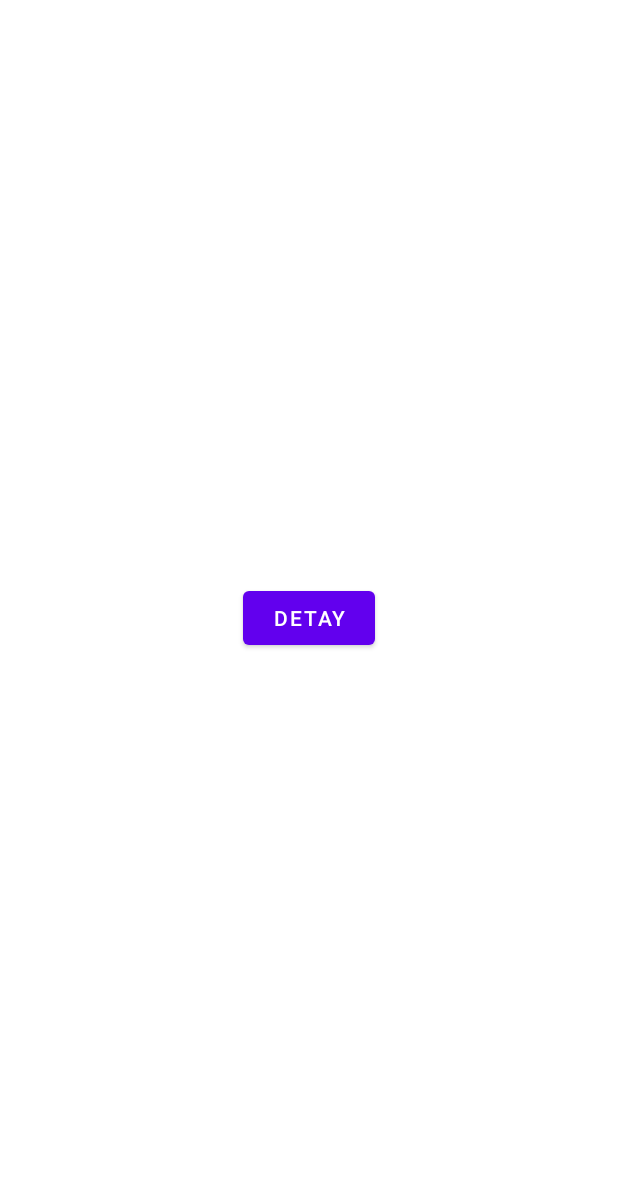
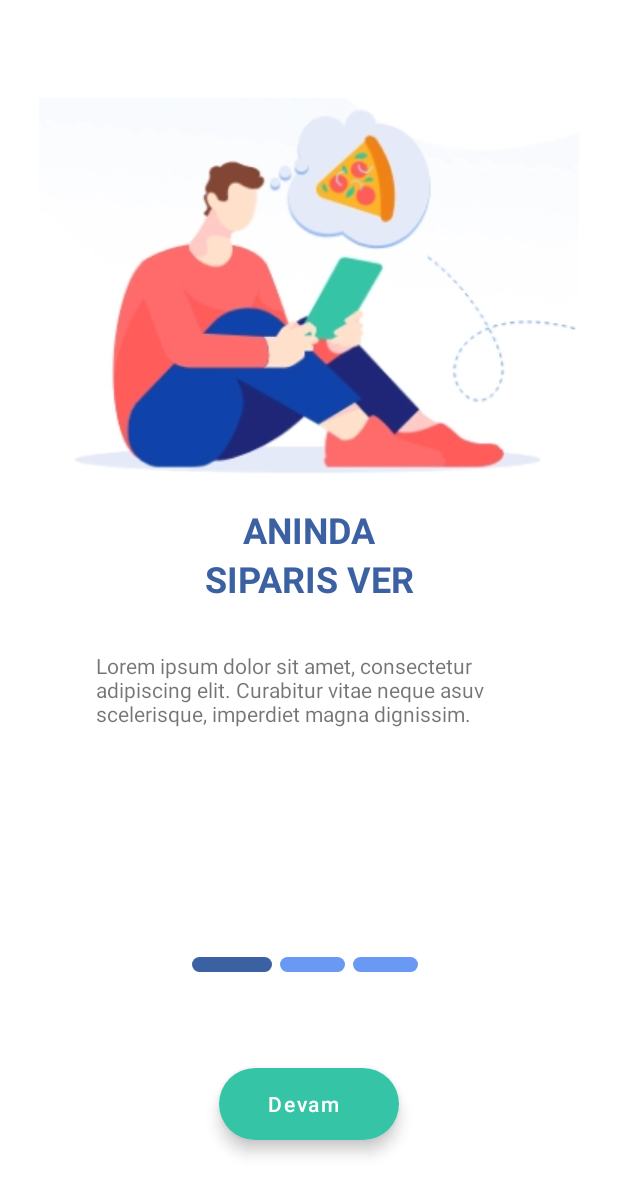
Before and after one commit to yusufarisoy/food-ordering-application, an Android app: the screen it shows after launch (MainActivity), on a phone screen of 412 x 824 dp. Shown: the top 1195 px of the screen. Run offline under Robolectric (Android 15) with nearby library versions, the phone set to English and light mode, and no system bars.

Commit message:
OnBoarding completed

```diff
--- /dev/null
+++ b/app/src/main/java/com/kodluyoruz/yahnifood/ui/onboarding/MainOnBoardingFragment.kt
@@ -0,0 +1,102 @@
+package com.kodluyoruz.yahnifood.ui.onboarding
+
+import android.os.Bundle
+import android.util.Log
+import android.view.LayoutInflater
+import android.view.View
+import android.view.ViewGroup
+import android.widget.LinearLayout
+import androidx.appcompat.app.AppCompatActivity
+import androidx.core.content.res.ResourcesCompat
+import androidx.fragment.app.Fragment
+import androidx.navigation.fragment.findNavController
+import androidx.viewpager2.widget.ViewPager2
+import com.google.android.material.floatingactionbutton.ExtendedFloatingActionButton
+import com.kodluyoruz.yahnifood.R
+import com.kodluyoruz.yahnifood.databinding.FragmentMainOnBoardingBinding
+import com.kodluyoruz.yahnifood.ui.base.BaseFragment
+
+class MainOnBoardingFragment : BaseFragment() {
+
+    private lateinit var binding: FragmentMainOnBoardingBinding
+    private lateinit var fragmentList: ArrayList<Fragment>
+    private val layoutParamsActive = LinearLayout.LayoutParams(80, 15)
+    private val layoutParamsInactive = LinearLayout.LayoutParams(65, 15)
+
+    override fun onCreateView(inflater: LayoutInflater, container: ViewGroup?, savedInstanceState: Bundle?): View {
+        binding = FragmentMainOnBoardingBinding.inflate(inflater, container, false)
+        return binding.root
+    }
+
+    override fun onViewCreated(view: View, savedInstanceState: Bundle?) {
+        super.onViewCreated(view, savedInstanceState)
+        initViews()
+        initIndicators()
+        initListeners()
+    }
+
+    private fun initViews() {
+        fragmentList = arrayListOf(
+            OnBoardingFragment1(),
+            OnBoardingFragment2(),
+            OnBoardingFragment3()
+        )
+        binding.viewPager.adapter = OnBoardingViewPagerAdapter(activity as AppCompatActivity, fragmentList)
+        layoutParamsActive.marginEnd = 8
+        layoutParamsInactive.marginEnd = 8
+    }
+
+    private fun initIndicators() {
+        for (i in 0 until fragmentList.size) {
+            val indicator = View(activity)
+            when(i) {
+                0 -> {
+                    indicator.background = ResourcesCompat.getDrawable(resources, R.drawable.viewpager_indicator_active, null)
+                    indicator.layoutParams = layoutParamsActive
+                }; else -> {
+                    indicator.background = ResourcesCompat.getDrawable(resources, R.drawable.viewpager_indicator_inactive, null)
+                    indicator.layoutParams = layoutParamsInactive
+                }
+            }
+            binding.viewPagerIndicator.addView(indicator)
+        }
+    }
+
+    private fun initListeners() {
+        binding.viewPager.registerOnPageChangeCallback(object : ViewPager2.OnPageChangeCallback() {
+            override fun onPageSelected(position: Int) {
+                handlePageChange(position)
+                super.onPageSelected(position)
+            }
+        })
+
+        binding.nextButton.setOnClickListener {
+            if (binding.viewPager.currentItem + 1 < fragmentList.size) {
+                binding.viewPager.currentItem += 1
+            } else {
+                findNavController().navigate(MainOnBoardingFragmentDirections.actionMainOnBoardingFragmentToHomeFragment())
+            }
+        }
+    }
+
+    private fun handlePageChange(position: Int) {
+        for (i in 0 until fragmentList.size) {
+            if (i == position) {
+                binding.viewPagerIndicator.getChildAt(i).layoutParams = layoutParamsActive
+                binding.viewPagerIndicator.getChildAt(i).background = ResourcesCompat.getDrawable(resources, R.drawable.viewpager_indicator_active, null)
+            } else {
+                binding.viewPagerIndicator.getChildAt(i).layoutParams = layoutParamsInactive
+                binding.viewPagerIndicator.getChildAt(i).background = ResourcesCompat.getDrawable(resources, R.drawable.viewpager_indicator_inactive, null)
+            }
+        }
+        when (position) {
+            fragmentList.size - 2 -> {
+                binding.nextButton.text = "Devam"
+                binding.nextButton.setBackgroundColor(resources.getColor(R.color.teal_300))
+            }; fragmentList.size - 1 -> {
+                binding.nextButton.text = "Basla"
+                binding.nextButton.setBackgroundColor(resources.getColor(R.color.light_red))
+            }
+        }
+    }
+}
--- /dev/null
+++ b/app/src/main/java/com/kodluyoruz/yahnifood/ui/onboarding/OnBoardingFragment1.kt
@@ -0,0 +1,15 @@
+package com.kodluyoruz.yahnifood.ui.onboarding
+
+import android.os.Bundle
+import android.view.LayoutInflater
+import android.view.View
+import android.view.ViewGroup
+import com.kodluyoruz.yahnifood.R
+import com.kodluyoruz.yahnifood.ui.base.BaseFragment
+
+class OnBoardingFragment1 : BaseFragment() {
+
+    override fun onCreateView(inflater: LayoutInflater, container: ViewGroup?, savedInstanceState: Bundle?): View? {
+        return inflater.inflate(R.layout.fragment_on_boarding1, container, false)
+    }
+}
--- /dev/null
+++ b/app/src/main/java/com/kodluyoruz/yahnifood/ui/onboarding/OnBoardingFragment2.kt
@@ -0,0 +1,15 @@
+package com.kodluyoruz.yahnifood.ui.onboarding
+
+import android.os.Bundle
+import android.view.LayoutInflater
+import android.view.View
+import android.view.ViewGroup
+import com.kodluyoruz.yahnifood.R
+import com.kodluyoruz.yahnifood.ui.base.BaseFragment
+
+class OnBoardingFragment2 : BaseFragment() {
+
+    override fun onCreateView(inflater: LayoutInflater, container: ViewGroup?, savedInstanceState: Bundle?): View? {
+        return inflater.inflate(R.layout.fragment_on_boarding2, container, false)
+    }
+}
--- /dev/null
+++ b/app/src/main/java/com/kodluyoruz/yahnifood/ui/onboarding/OnBoardingFragment3.kt
@@ -0,0 +1,15 @@
+package com.kodluyoruz.yahnifood.ui.onboarding
+
+import android.os.Bundle
+import android.view.LayoutInflater
+import android.view.View
+import android.view.ViewGroup
+import com.kodluyoruz.yahnifood.R
+import com.kodluyoruz.yahnifood.ui.base.BaseFragment
+
+class OnBoardingFragment3 : BaseFragment() {
+
+    override fun onCreateView(inflater: LayoutInflater, container: ViewGroup?, savedInstanceState: Bundle?): View? {
+        return inflater.inflate(R.layout.fragment_on_boarding3, container, false)
+    }
+}
--- /dev/null
+++ b/app/src/main/java/com/kodluyoruz/yahnifood/ui/onboarding/OnBoardingViewPagerAdapter.kt
@@ -0,0 +1,12 @@
+package com.kodluyoruz.yahnifood.ui.onboarding
+
+import androidx.appcompat.app.AppCompatActivity
+import androidx.fragment.app.Fragment
+import androidx.viewpager2.adapter.FragmentStateAdapter
+
+class OnBoardingViewPagerAdapter(activity: AppCompatActivity, private val fragmentList: ArrayList<Fragment>) : FragmentStateAdapter(activity) {
+
+    override fun getItemCount(): Int = fragmentList.size
+
+    override fun createFragment(position: Int): Fragment = fragmentList[position]
+}
--- a/app/src/main/java/com/kodluyoruz/yahnifood/ui/splash/SplashFragment.kt
+++ b/app/src/main/java/com/kodluyoruz/yahnifood/ui/splash/SplashFragment.kt
@@ -25,8 +25,8 @@ class SplashFragment : BaseFragment() {
         val viewModelFactory = SplashViewModelFactory()
         viewModel = ViewModelProvider(this, viewModelFactory).get(SplashViewModel::class.java)
 
-        viewModel.handleNavigation()
         setObservers()
+        viewModel.handleAppLaunch()
     }
 
     private fun setObservers() {
@@ -34,12 +34,10 @@ class SplashFragment : BaseFragment() {
             if (it != null) {
                 when(it) {
                     true -> {
-                        //TODO: Navigate to OnBoarding
-                        findNavController().navigate(SplashFragmentDirections.actionSplashFragmentToHomeFragment())
-                        Log.v("SplashFragment", "First Launch")
+                        findNavController().navigate(SplashFragmentDirections.actionSplashFragmentToMainOnBoardingFragment())
                         viewModel.saveFirstLaunch()
                     }
-                    false -> findNavController().navigate(SplashFragmentDirections.actionSplashFragmentToHomeFragment())
+                    else -> findNavController().navigate(SplashFragmentDirections.actionSplashFragmentToHomeFragment())
                 }
                 viewModel.navigationDone()
             }
--- a/app/src/main/java/com/kodluyoruz/yahnifood/ui/splash/SplashViewModel.kt
+++ b/app/src/main/java/com/kodluyoruz/yahnifood/ui/splash/SplashViewModel.kt
@@ -12,7 +12,7 @@ class SplashViewModel : ViewModel() {
 
     fun isFirstLaunch(): LiveData<Boolean> = this.firstLaunch
 
-    fun handleNavigation() {
+    fun handleAppLaunch() {
         Handler().postDelayed({
             this.firstLaunch.value = SharedPreferencesUtil.getBoolean(SharedPreferencesUtil.FIRST_LAUNCH_TOKEN, true)
         }, 1000)
--- /dev/null
+++ b/app/src/main/res/drawable/viewpager_indicator_active.xml
@@ -0,0 +1,5 @@
+<?xml version="1.0" encoding="utf-8"?>
+<shape xmlns:android="http://schemas.android.com/apk/res/android">
+    <solid android:color="@color/dark_blue"/>
+    <corners android:radius="50dp"/>
+</shape>
--- /dev/null
+++ b/app/src/main/res/drawable/viewpager_indicator_inactive.xml
@@ -0,0 +1,5 @@
+<?xml version="1.0" encoding="utf-8"?>
+<shape xmlns:android="http://schemas.android.com/apk/res/android">
+    <solid android:color="@color/light_blue"/>
+    <corners android:radius="50dp"/>
+</shape>
--- /dev/null
+++ b/app/src/main/res/layout/fragment_main_on_boarding.xml
@@ -0,0 +1,44 @@
+<?xml version="1.0" encoding="utf-8"?>
+<androidx.constraintlayout.widget.ConstraintLayout xmlns:android="http://schemas.android.com/apk/res/android"
+    xmlns:app="http://schemas.android.com/apk/res-auto"
+    xmlns:tools="http://schemas.android.com/tools"
+    android:layout_width="match_parent"
+    android:layout_height="match_parent"
+    tools:context=".ui.onboarding.MainOnBoardingFragment">
+
+    <androidx.viewpager2.widget.ViewPager2
+        android:id="@+id/viewPager"
+        android:layout_width="match_parent"
+        android:layout_height="0dp"
+        app:layout_constraintEnd_toEndOf="parent"
+        app:layout_constraintStart_toStartOf="parent"
+        app:layout_constraintTop_toTopOf="parent"
+        app:layout_constraintBottom_toTopOf="@id/viewPagerIndicator"/>
+
+    <LinearLayout
+        android:id="@+id/viewPagerIndicator"
+        android:orientation="horizontal"
+        android:gravity="center"
+        android:layout_width="wrap_content"
+        android:layout_height="wrap_content"
+        android:layout_marginBottom="@dimen/margin_64"
+        app:layout_constraintBottom_toTopOf="@id/nextButton"
+        app:layout_constraintStart_toStartOf="parent"
+        app:layout_constraintEnd_toEndOf="parent">
+    </LinearLayout>
+
+    <com.google.android.material.floatingactionbutton.ExtendedFloatingActionButton
+        android:id="@+id/nextButton"
+        android:text="@string/button_next"
+        android:textColor="@color/white"
+        app:backgroundTint="@color/teal_300"
+        android:textAllCaps="false"
+        android:textAlignment="center"
+        android:layout_marginBottom="@dimen/margin_64"
+        android:layout_width="wrap_content"
+        android:layout_height="wrap_content"
+        app:layout_constraintBottom_toBottomOf="parent"
+        app:layout_constraintStart_toStartOf="parent"
+        app:layout_constraintEnd_toEndOf="parent" />
+
+</androidx.constraintlayout.widget.ConstraintLayout>
--- /dev/null
+++ b/app/src/main/res/layout/fragment_on_boarding1.xml
@@ -0,0 +1,61 @@
+<?xml version="1.0" encoding="utf-8"?>
+<androidx.constraintlayout.widget.ConstraintLayout
+    xmlns:android="http://schemas.android.com/apk/res/android"
+    xmlns:app="http://schemas.android.com/apk/res-auto"
+    xmlns:tools="http://schemas.android.com/tools"
+    android:layout_width="match_parent"
+    android:layout_height="match_parent"
+    tools:context=".ui.onboarding.OnBoardingFragment1">
+
+    <ImageView
+        android:id="@+id/imageView"
+        android:layout_width="match_parent"
+        android:layout_height="255dp"
+        android:scaleType="centerInside"
+        android:src="@drawable/on_boarding_image_1"
+        app:layout_constraintBottom_toTopOf="@id/textViewTitle"
+        app:layout_constraintEnd_toEndOf="parent"
+        app:layout_constraintStart_toStartOf="parent"
+        app:layout_constraintTop_toTopOf="parent"
+        app:layout_constraintVertical_bias="0.3"
+        app:layout_constraintVertical_chainStyle="packed" />
+
+    <TextView
+        android:id="@+id/textViewTitle"
+        android:text="@string/on_boarding_1_title_1"
+        android:textSize="24sp"
+        android:textStyle="bold"
+        android:textColor="@color/dark_blue"
+        android:layout_width="wrap_content"
+        android:layout_height="wrap_content"
+        android:layout_marginTop="@dimen/margin_16"
+        app:layout_constraintTop_toBottomOf="@id/imageView"
+        app:layout_constraintBottom_toTopOf="@id/textViewTitle2"
+        app:layout_constraintEnd_toEndOf="parent"
+        app:layout_constraintStart_toStartOf="parent" />
+    <TextView
+        android:id="@+id/textViewTitle2"
+        android:text="@string/on_boarding_1_title_2"
+        android:textSize="24sp"
+        android:textStyle="bold"
+        android:textColor="@color/dark_blue"
+        android:layout_width="wrap_content"
+        android:layout_height="wrap_content"
+        app:layout_constraintTop_toBottomOf="@id/textViewTitle"
+        app:layout_constraintBottom_toTopOf="@id/textViewDescription"
+        app:layout_constraintEnd_toEndOf="parent"
+        app:layout_constraintStart_toStartOf="parent" />
+
+    <TextView
+        android:id="@+id/textViewDescription"
+        android:text="@string/on_boarding_lorem_ipsum"
+        android:paddingHorizontal="@dimen/margin_64"
+        android:layout_width="wrap_content"
+        android:layout_height="wrap_content"
+        android:layout_marginTop="@dimen/margin_32"
+        app:layout_constraintTop_toBottomOf="@id/textViewTitle2"
+        app:layout_constraintBottom_toBottomOf="parent"
+        app:layout_constraintEnd_toEndOf="parent"
+        app:layout_constraintStart_toStartOf="parent" />
+
+</androidx.constraintlayout.widget.ConstraintLayout>
--- a/app/src/main/res/navigation/nav_host.xml
+++ b/app/src/main/res/navigation/nav_host.xml
@@ -13,6 +13,11 @@
         <action
             android:id="@+id/action_splashFragment_to_homeFragment"
             app:destination="@id/homeFragment"
+            app:popUpTo="@id/splashFragment"
+            app:popUpToInclusive="true" />
+        <action
+            android:id="@+id/action_splashFragment_to_mainOnBoardingFragment"
+            app:destination="@id/mainOnBoardingFragment"
             app:popUpTo="@id/splashFragment"
             app:popUpToInclusive="true" />
     </fragment>
@@ -46,4 +51,15 @@
             android:name="clickedFood"
             app:argType="com.kodluyoruz.yahnifood.models.Menu" />
     </fragment>
+    <fragment
+        android:id="@+id/mainOnBoardingFragment"
+        android:name="com.kodluyoruz.yahnifood.ui.onboarding.MainOnBoardingFragment"
+        android:label="fragment_main_on_boarding"
+        tools:layout="@layout/fragment_main_on_boarding" >
+        <action
+            android:id="@+id/action_mainOnBoardingFragment_to_homeFragment"
+            app:destination="@id/homeFragment"
+            app:popUpTo="@id/mainOnBoardingFragment"
+            app:popUpToInclusive="true" />
+    </fragment>
 </navigation>
--- a/app/src/main/res/values/colors.xml
+++ b/app/src/main/res/values/colors.xml
@@ -4,8 +4,12 @@
     <color name="purple_500">#FF6200EE</color>
     <color name="purple_700">#FF3700B3</color>
     <color name="teal_200">#FF03DAC5</color>
+    <color name="teal_300">#35C5A6</color>
     <color name="teal_700">#FF018786</color>
     <color name="black">#FF000000</color>
     <color name="white">#FFFFFFFF</color>
     <color name="dark_red">#BA0E0E</color>
+    <color name="light_red">#FF6B6B</color>
+    <color name="dark_blue">#3C61A2</color>
+    <color name="light_blue">#6a99f4</color>
 </resources>
--- a/app/src/main/res/values/strings.xml
+++ b/app/src/main/res/values/strings.xml
@@ -6,4 +6,12 @@
     <string name="min_delivery_price_label">Min. Siparis</string>
     <string name="min_delivery_time_label">Teslim Suresi</string>
     <string name="restaurant_menu_title">Restoran Menüsü</string>
+    <string name="on_boarding_lorem_ipsum">Lorem ipsum dolor sit amet, consectetur adipiscing elit. Curabitur vitae neque asuv scelerisque, imperdiet magna dignissim.</string>
+    <string name="on_boarding_1_title_1">ANINDA</string>
+    <string name="on_boarding_1_title_2">SIPARIS VER</string>
+    <string name="on_boarding_2_title_1">OZENLE</string>
+    <string name="on_boarding_2_title_2">HAZIRLANIR</string>
+    <string name="on_boarding_3_title_1">HIZLI</string>
+    <string name="on_boarding_3_title_2">TESLIMAT</string>
+    <string name="button_next">Devam</string>
 </resources>
--- a/build.gradle
+++ b/build.gradle
@@ -8,7 +8,7 @@ buildscript {
     }
     dependencies {
         classpath "com.android.tools.build:gradle:4.2.2"
-        classpath "org.jetbrains.kotlin:kotlin-gradle-plugin:$kotlin_version"
+        classpath "org.jetbrains.kotlin:kotlin-gradle-plugin:1.5.21"
 
         //Safe Arguments
         classpath "androidx.navigation:navigation-safe-args-gradle-plugin:$nav_version"
```
Also changed, not shown: app/src/main/res/layout/fragment_on_boarding2.xml (added, +61 -0 lines), app/src/main/res/layout/fragment_on_boarding3.xml (added, +61 -0 lines), app/src/main/res/drawable/on_boarding_image_1.png (added), app/src/main/res/drawable/on_boarding_image_2.png (added), app/src/main/res/drawable/on_boarding_image_3.png (added).
